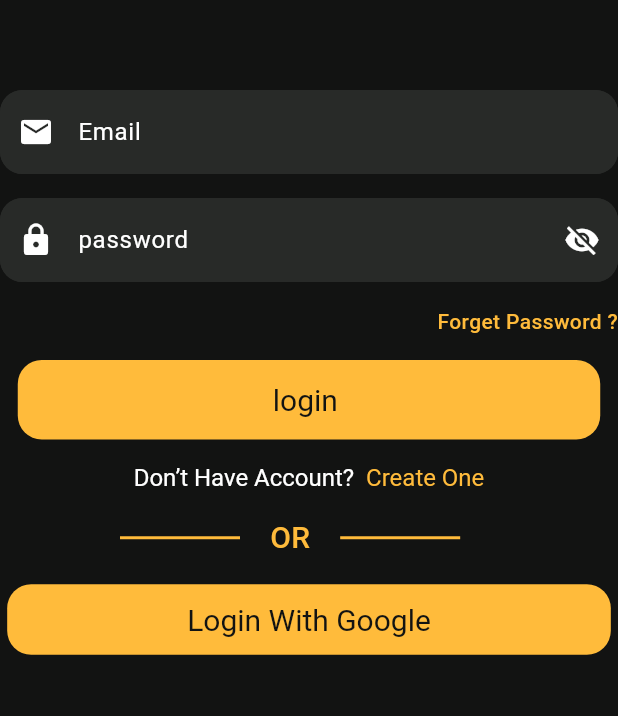
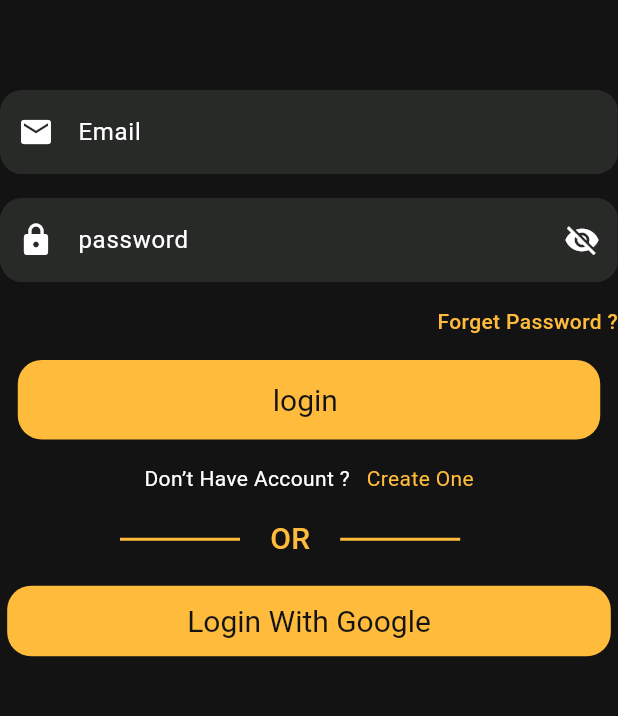
Before and after one commit to habiiba11/RouteMoviesApp, a Flutter app: the Login screen opened directly, on a phone screen of 412 x 824 dp, the part 177-893 px from its top. Run offline on Flutter 3.47's test engine with Material 3 defaults, Android fonts, the phone set to English and light mode, and no system bars; our stand-ins replace firebase_auth, firebase_core, flutter_svg, google_fonts; accounts and stored records are empty.

Commit message:
Firebase login and register

```diff
--- a/lib/module/Screens/auth/login.dart
+++ b/lib/module/Screens/auth/login.dart
@@ -1,25 +1,44 @@
 import 'package:flutter/cupertino.dart';
 import 'package:flutter/material.dart';
 import 'package:flutter_svg/flutter_svg.dart';
+import 'package:provider/provider.dart';
 import 'package:routemovie/Core/Asset/AppLogo.dart';
 
 import '../../../Core/Asset/Theme/AppColor.dart';
+import 'manager/auth _Provider.dart';
 
 class Login extends StatelessWidget {
-  const Login({super.key});
-
+  Login({super.key});
+  GlobalKey<FormState>Formkey=GlobalKey();
   @override
   Widget build(BuildContext context) {
     return Scaffold(
       backgroundColor: AppColor.black,
 
       body: Expanded(
+        child: Form(
+          key: Formkey,
+          child: ChangeNotifierProvider(
+            create:(context) => AuthProvider(),
             child: Column(
               children: [
                 SafeArea(child: Center(child: Image.asset(Applogo.logo))),
                 SizedBox(height: 60),
                 Container(
                   child: TextFormField(
+
+                    validator: (value) {
+                      final bool emailvalid = RegExp(
+                        r'^[a-zA-Z0-9._%+-]+@[a-zA-Z0-9.-]+\.[a-zA-Z]{2,}$',
+                      ).hasMatch(value ?? "");
+                      if (value == null || value.trim().isEmpty) {
+                        return 'Enter Email';
+                      } else if (!emailvalid) {
+                        return 'Enter a Valid Email';
+                      } else {
+                        return null;
+                      }
+                    },
                     style: TextStyle(fontSize: 16, color: AppColor.white),
                     decoration: InputDecoration(
                       fillColor: AppColor.gray,
@@ -54,6 +73,16 @@ class Login extends StatelessWidget {
                 SizedBox(height: 16),
                 Container(
                   child: TextFormField(
+
+                    validator: (value) {
+                      if (value == null || value.isEmpty) {
+                        return 'Enter Password';
+                      } else if (value.length < 6) {
+                        return 'Enter more than Char Or Numbers';
+                      } else {
+                        return null;
+                      }
+                    },
                     obscureText: true,
                     style: TextStyle(fontSize: 16, color: AppColor.white),
                     decoration: InputDecoration(
@@ -116,17 +145,26 @@ class Login extends StatelessWidget {
                 ),
                 SizedBox(height: 16),
 
-            RichText(
-              text: TextSpan(
-                text: 'Don’t Have Account? ',
-                style: TextStyle(color: AppColor.white, fontSize: 16),
+                Row(
+                  mainAxisAlignment: MainAxisAlignment.center,
                   children: [
-                  TextSpan(
-                    text: ' Create One',
-                    style: TextStyle(color: AppColor.yellow),
+                    Text(
+                      "Don’t Have Account ?  ",
+                      style: TextStyle(
+                        color: AppColor.white,
+                        fontSize: 14,
+                        fontWeight: FontWeight.w400,
+                      ),
+                    ),
+                    Text(
+                      " Create One",
+                      style: TextStyle(
+                        color: AppColor.yellow,
+                        fontSize: 14,
+                        fontWeight: FontWeight.w400,
+                      ),
                     ),
                   ],
-              ),
                 ),
                 SizedBox(height: 16),
                 Row(
@@ -176,6 +214,8 @@ class Login extends StatelessWidget {
               ],
             ),
           ),
+        ),
+      ),
     );
   }
 }
--- a/lib/routes/app_routes.dart
+++ b/lib/routes/app_routes.dart
@@ -1,4 +1,8 @@
 import 'package:flutter/material.dart';
+import 'package:routemovie/module/Screens/auth/Forget%20password.dart';
+import 'package:routemovie/module/Screens/auth/Register.dart';
+import 'package:routemovie/module/Screens/auth/Update_Porfile.dart';
+import 'package:routemovie/module/Screens/auth/login.dart';
 import '../module/Screens/Onboarding/onboarding_screen1.dart';
 import '../module/Screens/Onboarding/onboarding_screen2.dart';
 import '../module/Screens/Onboarding/onboarding_screen3.dart';
@@ -15,9 +19,11 @@ class AppRoutes {
   static const String onboarding4 = '/onboarding4';
   static const String onboarding5 = '/onboarding5';
   static const String onboarding6 = '/onboarding6';
+  static const String login = '/login';
+  static const String register = '/Register';
+  static const String updateProfile= '/Update_Porfile';
+  static const String forgetPassword = '/onboarding6';
 
-  // static const String home = '/home';
-  // static const String login = '/login';
 
   static Route<dynamic> generateRoute(RouteSettings settings) {
     switch (settings.name) {
@@ -41,6 +47,14 @@ class AppRoutes {
 
       case onboarding6:
         return MaterialPageRoute(builder: (_) => const OnboardingScreen6());
+        case login:
+        return MaterialPageRoute(builder: (_) => Login());
+        case register:
+        return MaterialPageRoute(builder: (_) =>  Register());
+        case forgetPassword:
+        return MaterialPageRoute(builder: (_) => Forgetpassword());
+        case updateProfile:
+        return MaterialPageRoute(builder: (_) => const UpdatePorfile());
 
       default:
         return MaterialPageRoute(
```
Also changed, not shown: lib/main.dart (+7 -5 lines), pubspec.yaml (+6 -3 lines), lib/firebase_options.dart (added). Lines whose indentation alone changed are shown as unchanged.
